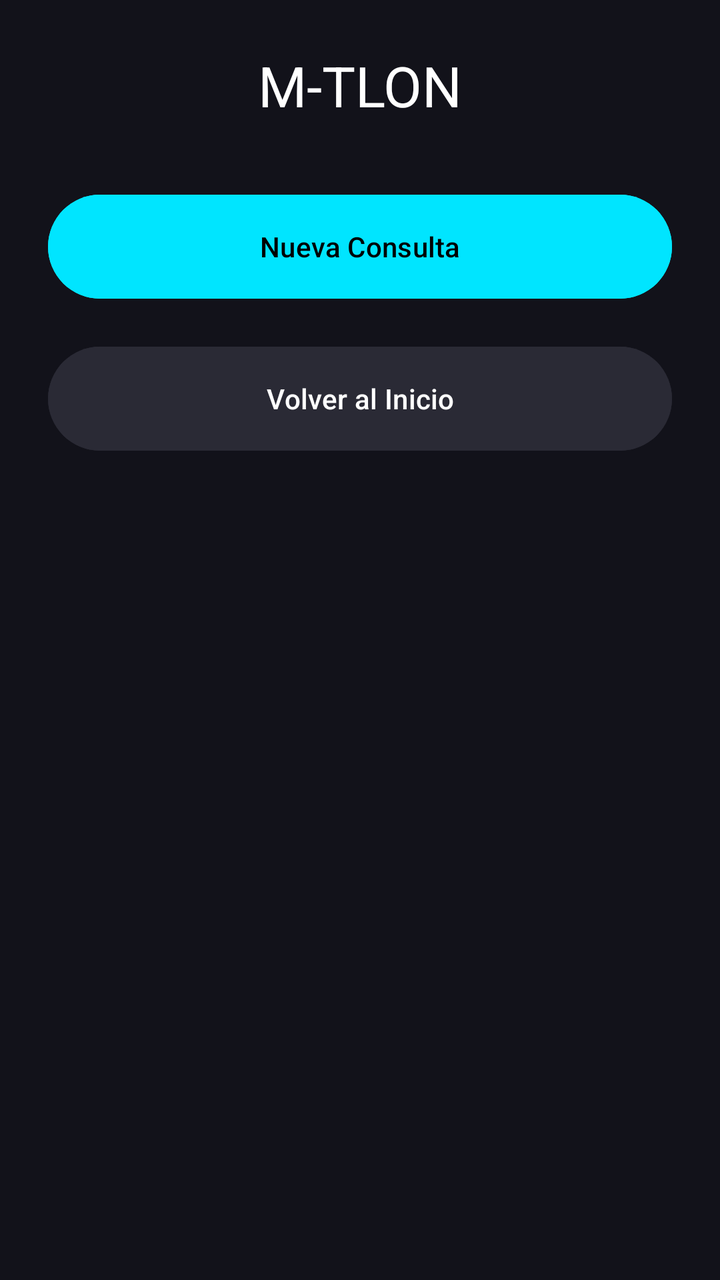
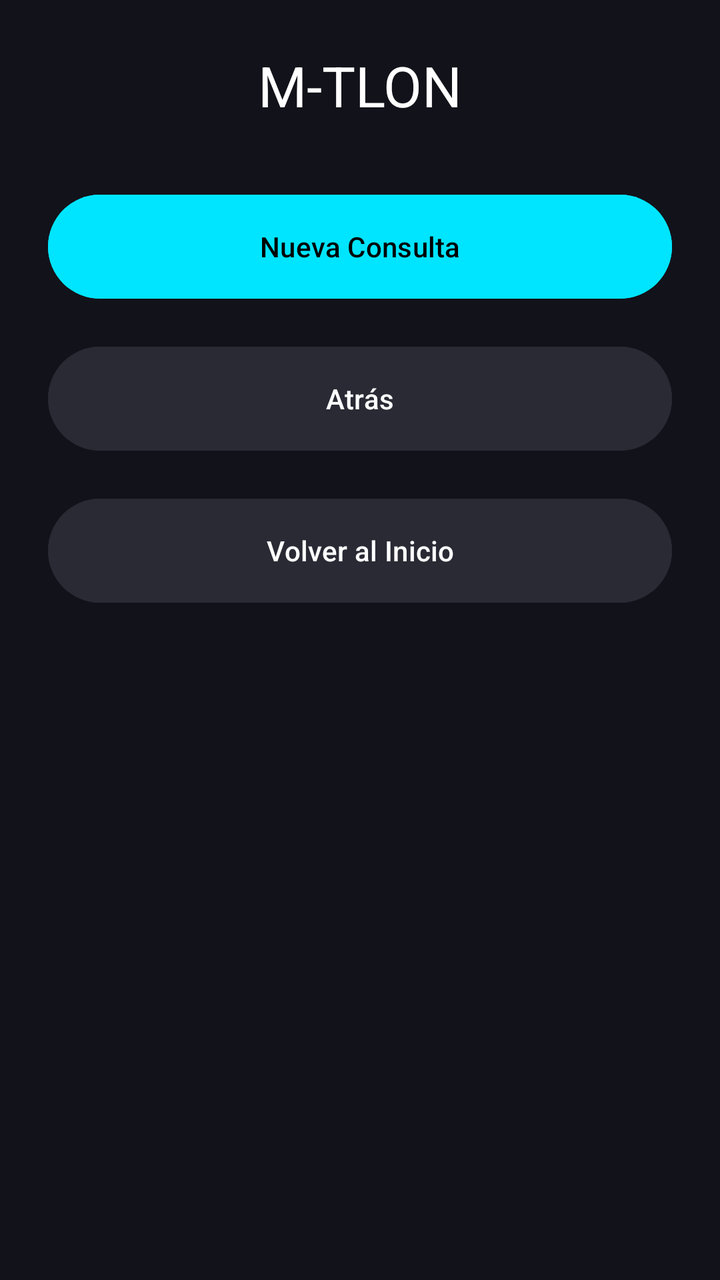

The first picture is an Android layout as it rendered before a commit; the second is the same layout after the commit. The layout source and the unified diff follow.
<!-- AndroidManifest.xml: application theme Theme.triada_DAM_MTlon -->
<!-- res/layout/activity_resultado_verificacion.xml -->
<?xml version="1.0" encoding="utf-8"?>
<LinearLayout xmlns:android="http://schemas.android.com/apk/res/android"
    xmlns:tools="http://schemas.android.com/tools"
    android:layout_width="match_parent"
    android:layout_height="match_parent"
    android:orientation="vertical"
    android:background="#12121A"
    android:padding="24dp">

    <TextView
        android:layout_width="match_parent"
        android:layout_height="wrap_content"
        android:text="M-TLON"
        android:textColor="#FFFFFF"
        android:textSize="28sp"
        android:textAlignment="center"
        android:layout_marginBottom="32dp"
        tools:ignore="HardcodedText" />

    <LinearLayout
        android:id="@+id/llNoRegistrado"
        android:layout_width="match_parent"
        android:layout_height="wrap_content"
        android:orientation="vertical"
        android:visibility="gone">

        <TextView
            android:id="@+id/tvDniBuscado"
            android:layout_width="match_parent"
            android:layout_height="wrap_content"
            android:background="#1A1A24"
            android:padding="16dp"
            android:textColor="#FFFFFF"
            android:layout_marginBottom="16dp"/>


        <Button
            android:id="@+id/btnIrARegistro"
            android:layout_width="match_parent"
            android:layout_height="60dp"
            android:text="Registrar"
            android:backgroundTint="#00E5FF"
            android:textColor="#000000"
            android:layout_marginBottom="16dp"
            tools:ignore="HardcodedText" />
    </LinearLayout>

    <LinearLayout
        android:id="@+id/llRegistrado"
        android:layout_width="match_parent"
        android:layout_height="wrap_content"
        android:orientation="vertical"
        android:visibility="gone">

        <LinearLayout
            android:layout_width="match_parent"
            android:layout_height="wrap_content"
            android:orientation="vertical"
            android:background="#1A1A24"
            android:padding="16dp"
            android:layout_marginBottom="16dp">

            <TextView
                android:id="@+id/tvNombreResult"
                android:layout_width="match_parent"
                android:layout_height="wrap_content"
                android:textColor="#FFFFFF"
                android:textSize="20sp"
                android:textStyle="bold"/>
            <TextView
                android:id="@+id/tvTipoSocioBadge"
                android:layout_width="wrap_content"
                android:layout_height="wrap_content"
                android:textColor="#00E5FF"/>
        </LinearLayout>

        <TextView
            android:id="@+id/tvAptoResult"
            android:layout_width="match_parent"
            android:layout_height="wrap_content"
            android:background="#1A1A24"
            android:padding="16dp"
            android:textColor="#FFFFFF"
            android:layout_marginBottom="8dp"/>

        <Button
            android:id="@+id/btnRenovarApto"
            android:layout_width="match_parent"
            android:layout_height="50dp"
            android:text="Renovar Apto Médico"
            android:backgroundTint="#2A2A35"
            android:textColor="#FFFFFF"
            android:layout_marginBottom="16dp"
            tools:ignore="HardcodedText" />

        <LinearLayout
            android:id="@+id/llTarjetaCuota"
            android:layout_width="match_parent"
            android:layout_height="wrap_content"
            android:orientation="vertical"
            android:background="#1A1A24"
            android:padding="16dp"
            android:layout_marginBottom="16dp">
            <TextView
                android:id="@+id/tvEstadoCuota"
                android:layout_width="match_parent"
                android:layout_height="wrap_content"
                android:textColor="#FFFFFF"/>
        </LinearLayout>

        <Button
            android:id="@+id/btnImprimirCarnet"
            android:layout_width="match_parent"
            android:layout_height="60dp"
            android:text="Imprimir carnet"
            android:backgroundTint="#00E5FF"
            android:textColor="#000000"
            android:layout_marginBottom="16dp"
            tools:ignore="HardcodedText" />
    </LinearLayout>

    <Button
        android:id="@+id/btnNuevaConsulta"
        android:layout_width="match_parent"
        android:layout_height="60dp"
        android:text="Nueva Consulta"
        android:backgroundTint="#00E5FF"
        android:textColor="#000000"
        android:layout_marginBottom="16dp"
        tools:ignore="HardcodedText,VisualLintButtonSize" />

    <Button
        android:id="@+id/btnVolverMenuResult"
        android:layout_width="match_parent"
        android:layout_height="60dp"
        android:text="Volver al Inicio"
        android:backgroundTint="#2A2A35"
        android:textColor="#FFFFFF"
        tools:ignore="HardcodedText,VisualLintButtonSize" />

</LinearLayout>
<!-- resources referenced by this layout -->
<resources>
  <style name="Theme.triada_DAM_MTlon" parent="Base.Theme.triada_DAM_MTlon" />
  <style name="Base.Theme.triada_DAM_MTlon" parent="Theme.Material3.DayNight.NoActionBar">
          
          
      </style>
</resources>

<!-- the commit's change to res/layout/activity_resultado_verificacion.xml (unified diff, before → after) -->
@@ -130,6 +130,16 @@
         tools:ignore="HardcodedText,VisualLintButtonSize" />
 
     <Button
+        android:id="@+id/btnAtrasResult"
+        android:layout_width="match_parent"
+        android:layout_height="60dp"
+        android:text="Atrás"
+        android:backgroundTint="#2A2A35"
+        android:textColor="#FFFFFF"
+        android:layout_marginBottom="16dp"
+        tools:ignore="HardcodedText,VisualLintButtonSize" />
+
+    <Button
         android:id="@+id/btnVolverMenuResult"
         android:layout_width="match_parent"
         android:layout_height="60dp"
